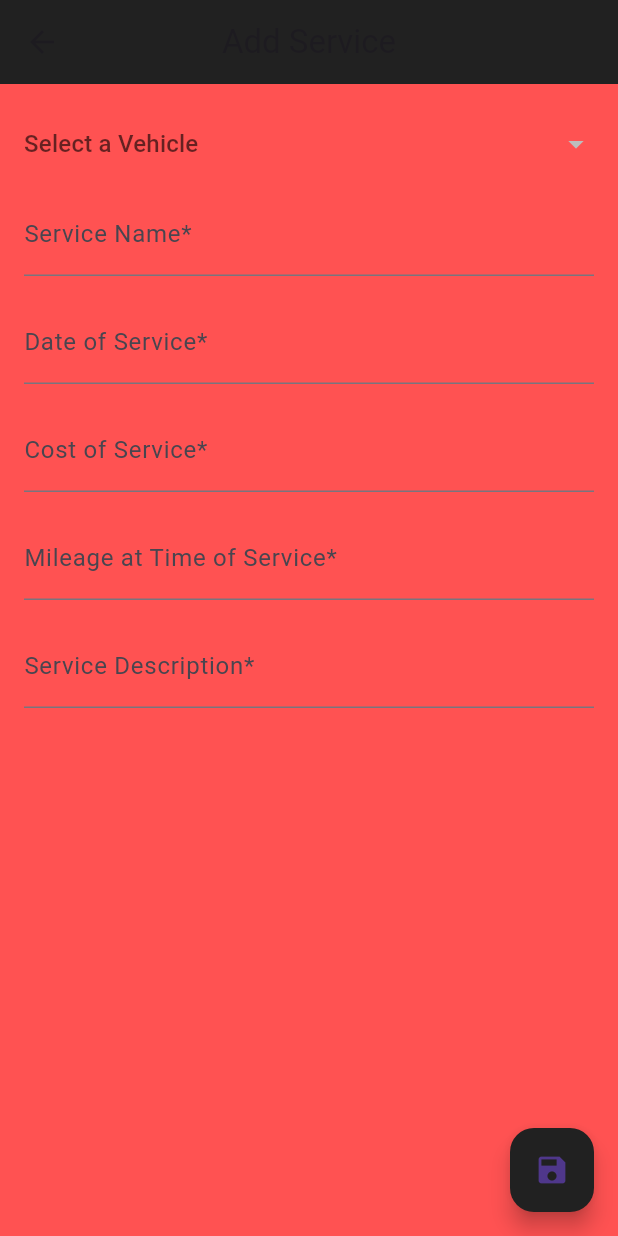
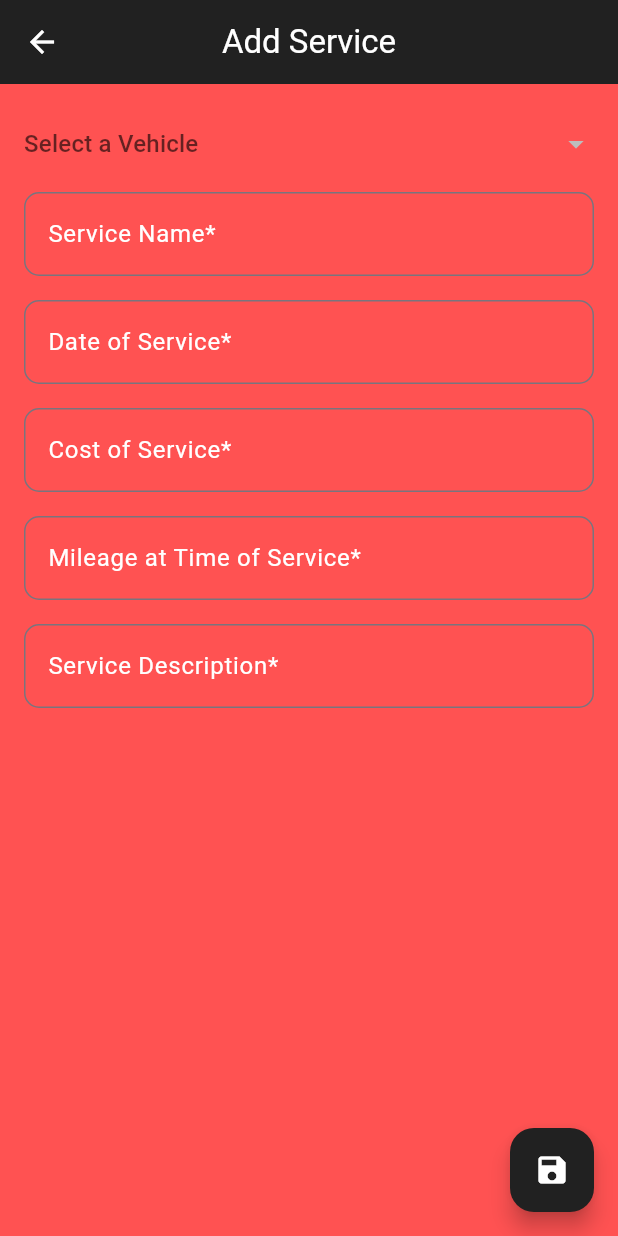
Before and after one commit to CSCI4100U/mobile-group-project-2023-abdul-alam-li-rana, a Flutter app: the AddService screen opened directly, on a phone screen of 412 x 824 dp. Run offline on Flutter 3.47's test engine with Material 3 defaults, Android fonts, the phone set to English and light mode, and no system bars; our stand-ins replace cloud_firestore, firebase_auth, firebase_core, firebase_storage, flutter_local_notifications, geocoding and 4 more; missing offline and left inert: mapbox_gl, mapbox_polyline_points; accounts and stored records are empty.

Commit message:
Ui changes for a lot of the service pages, help pages included

```diff
--- a/final_project/lib/add_service.dart
+++ b/final_project/lib/add_service.dart
@@ -1,8 +1,8 @@
-import 'package:final_project/service.dart';
 import 'package:flutter/material.dart';
 import 'vehicle.dart';
 import 'dbops.dart';
 import 'vehicle_dropdown.dart';
+import 'service.dart';
 
 class AddService extends StatefulWidget {
   @override
@@ -15,7 +15,7 @@ class _AddServiceState extends State<AddService> {
   final TextEditingController serviceCostController = TextEditingController();
   final TextEditingController serviceMileageController = TextEditingController();
   final TextEditingController serviceDescriptionController =
-      TextEditingController();
+  TextEditingController();
 
   Vehicle? _selectedVehicle;
   List<Vehicle> _userVehicles = [];
@@ -66,19 +66,18 @@ class _AddServiceState extends State<AddService> {
       appBar: AppBar(
         centerTitle: true,
         leading: IconButton(
-          icon: Icon(Icons.arrow_back),
+          icon: Icon(Icons.arrow_back, color: Colors.white),
           onPressed: () {
             Navigator.pop(context);
           },
         ),
         backgroundColor: Colors.grey[900],
-        title: Text('Add Service'),
+        title: Text('Add Service', style: TextStyle(color: Colors.white)),
       ),
       body: SingleChildScrollView(
         child: Padding(
           padding: const EdgeInsets.all(16.0),
           child: Column(
-
             children: <Widget>[
               VehicleDropdown(
                 vehicles: _userVehicles,
@@ -89,8 +88,7 @@ class _AddServiceState extends State<AddService> {
               _buildTextField('Date of Service*', serviceDateController),
               _buildTextField('Cost of Service*', serviceCostController),
               _buildTextField('Mileage at Time of Service*', serviceMileageController),
-              _buildTextField(
-                  'Service Description*', serviceDescriptionController),
+              _buildTextField('Service Description*', serviceDescriptionController),
             ],
           ),
         ),
@@ -115,30 +113,38 @@ class _AddServiceState extends State<AddService> {
 
           insertService(newService);
           Navigator.pop(context, newService);
-
         },
-        backgroundColor: Colors.grey[900],
-        child: Icon(Icons.save),
+        backgroundColor: Colors.grey[900], // Set red accent color for the button
+        child: Icon(Icons.save, color: Colors.white), // Set icon color to white
       ),
       backgroundColor: Colors.redAccent,
     );
   }
 
   Widget _buildTextField(String label, TextEditingController controller,
-      {bool Function(String)? validator}) {
+      {int maxLines = 1}) {
     return Padding(
       padding: const EdgeInsets.symmetric(vertical: 8.0),
       child: TextField(
+        style: TextStyle(color: Colors.white), // Set text color to white
         controller: controller,
+        maxLines: maxLines,
         decoration: InputDecoration(
           labelText: label,
+          hintText: 'Enter $label',
+          hintStyle: TextStyle(color: Colors.white54), // Set hint text color
+          border: OutlineInputBorder(
+            borderRadius: BorderRadius.circular(10.0), // Set border radius
+            borderSide: BorderSide(color: Colors.black), // Set border color
+          ),
+          focusedBorder: OutlineInputBorder(
+            borderRadius: BorderRadius.circular(10.0),
+            borderSide: BorderSide(color: Colors.black), // Set focused border color
+          ),
+          labelStyle: TextStyle(color: Colors.white), // Set label text color
         ),
         onChanged: (value) {
-          if (validator != null && !validator(value)) {
-            setState(() {
-              errorMessage = 'Invalid value for $label';
-            });
-          } else {
+          if (value.isNotEmpty) {
             setState(() {
               errorMessage = '';
             });
```
Also changed, not shown: final_project/lib/ai_help.dart (+20 -18 lines), final_project/lib/edit_service.dart (+22 -9 lines), final_project/lib/help_page.dart (+62 -9 lines), final_project/lib/service_details_page.dart (+43 -41 lines).
